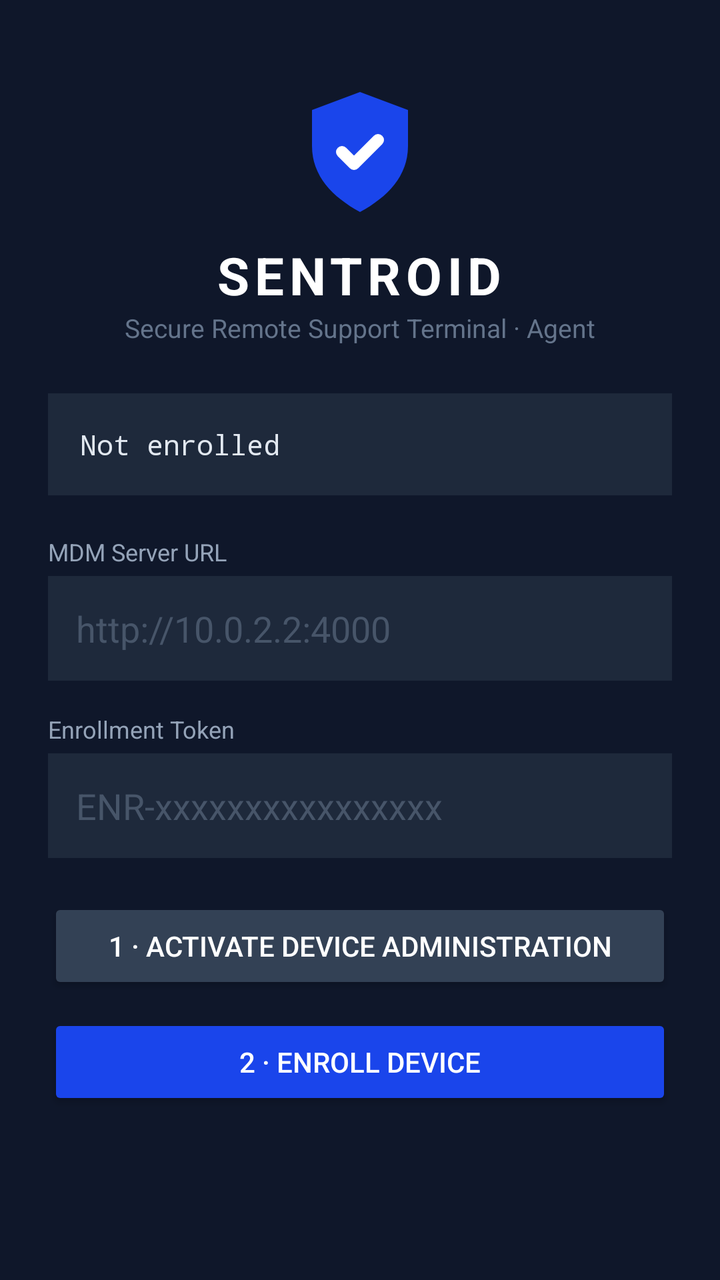
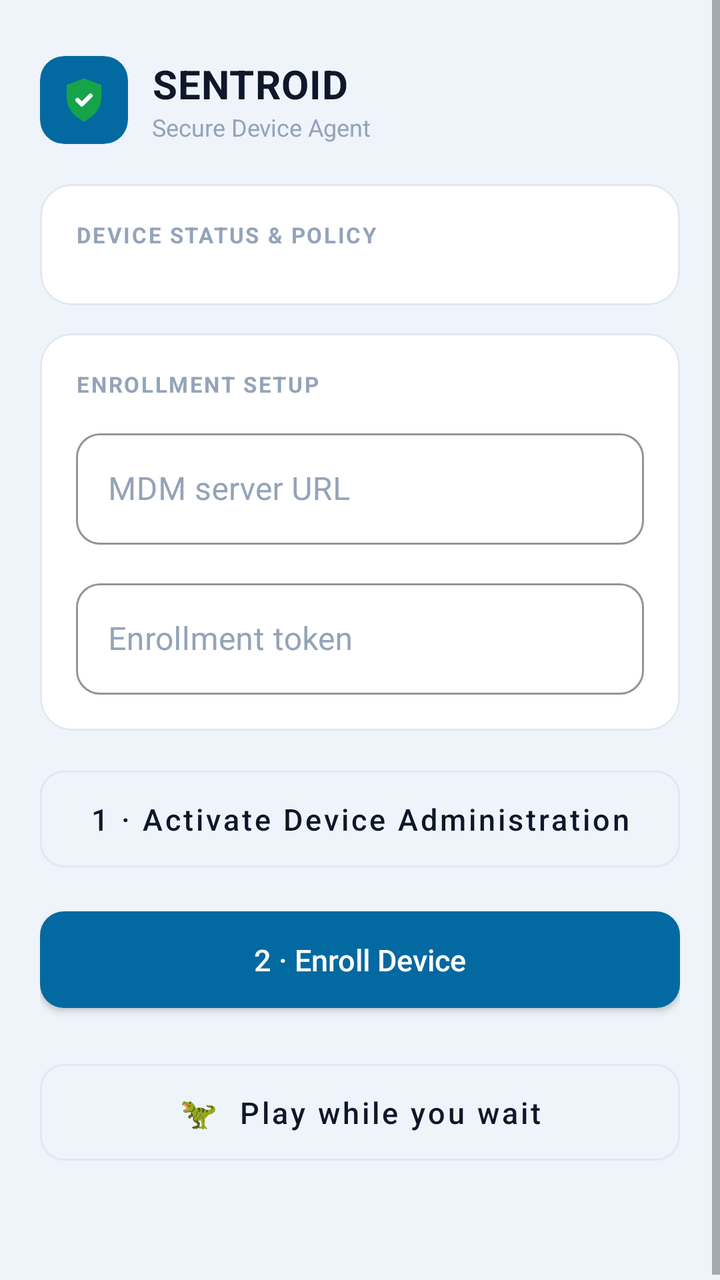

Screens rendered from an Android XML layout before and after an edit, with the pre-edit source and the edit as a unified diff.
<!-- AndroidManifest.xml: application theme Theme.Sentroid -->
<!-- res/layout/activity_main.xml -->
<?xml version="1.0" encoding="utf-8"?>
<ScrollView xmlns:android="http://schemas.android.com/apk/res/android"
    android:layout_width="match_parent"
    android:layout_height="match_parent"
    android:fillViewport="true"
    android:background="#0F172A">

    <LinearLayout
        android:layout_width="match_parent"
        android:layout_height="wrap_content"
        android:orientation="vertical"
        android:padding="24dp">

        <ImageView
            android:layout_width="72dp"
            android:layout_height="72dp"
            android:layout_gravity="center_horizontal"
            android:layout_marginTop="16dp"
            android:src="@drawable/ic_shield"
            android:contentDescription="@string/app_name" />

        <TextView
            android:layout_width="wrap_content"
            android:layout_height="wrap_content"
            android:layout_gravity="center_horizontal"
            android:layout_marginTop="8dp"
            android:text="@string/app_name"
            android:textColor="#FFFFFF"
            android:textSize="26sp"
            android:textStyle="bold"
            android:letterSpacing="0.1" />

        <TextView
            android:layout_width="wrap_content"
            android:layout_height="wrap_content"
            android:layout_gravity="center_horizontal"
            android:text="Secure Remote Support Terminal · Agent"
            android:textColor="#64748B"
            android:textSize="13sp" />

        
        <TextView
            android:id="@+id/statusText"
            android:layout_width="match_parent"
            android:layout_height="wrap_content"
            android:layout_marginTop="24dp"
            android:background="#1E293B"
            android:padding="16dp"
            android:text="Not enrolled"
            android:textColor="#E2E8F0"
            android:textSize="14sp"
            android:fontFamily="monospace" />

        <TextView
            android:layout_width="wrap_content"
            android:layout_height="wrap_content"
            android:layout_marginTop="20dp"
            android:text="MDM Server URL"
            android:textColor="#94A3B8"
            android:textSize="12sp" />

        <EditText
            android:id="@+id/serverInput"
            android:layout_width="match_parent"
            android:layout_height="wrap_content"
            android:layout_marginTop="4dp"
            android:background="#1E293B"
            android:padding="14dp"
            android:textColor="#FFFFFF"
            android:textColorHint="#475569"
            android:hint="http://10.0.2.2:4000"
            android:inputType="textUri"
            android:importantForAutofill="no" />

        <TextView
            android:layout_width="wrap_content"
            android:layout_height="wrap_content"
            android:layout_marginTop="16dp"
            android:text="Enrollment Token"
            android:textColor="#94A3B8"
            android:textSize="12sp" />

        <EditText
            android:id="@+id/tokenInput"
            android:layout_width="match_parent"
            android:layout_height="wrap_content"
            android:layout_marginTop="4dp"
            android:background="#1E293B"
            android:padding="14dp"
            android:textColor="#FFFFFF"
            android:textColorHint="#475569"
            android:hint="ENR-xxxxxxxxxxxxxxxx"
            android:inputType="textNoSuggestions"
            android:importantForAutofill="no" />

        <Button
            android:id="@+id/adminButton"
            android:layout_width="match_parent"
            android:layout_height="wrap_content"
            android:layout_marginTop="20dp"
            android:backgroundTint="#334155"
            android:text="1 · Activate Device Administration"
            android:textColor="#FFFFFF" />

        <Button
            android:id="@+id/enrollButton"
            android:layout_width="match_parent"
            android:layout_height="wrap_content"
            android:layout_marginTop="10dp"
            android:backgroundTint="#1A45EB"
            android:text="2 · Enroll Device"
            android:textColor="#FFFFFF" />

        <Button
            android:id="@+id/checkinButton"
            android:layout_width="match_parent"
            android:layout_height="wrap_content"
            android:layout_marginTop="10dp"
            android:backgroundTint="#334155"
            android:text="Force Check-in Now"
            android:textColor="#FFFFFF"
            android:visibility="gone" />

        <Button
            android:id="@+id/unenrollButton"
            android:layout_width="match_parent"
            android:layout_height="wrap_content"
            android:layout_marginTop="10dp"
            android:backgroundTint="#7F1D1D"
            android:text="Unenroll (leave management)"
            android:textColor="#FFFFFF"
            android:visibility="gone" />

        <TextView
            android:id="@+id/logText"
            android:layout_width="match_parent"
            android:layout_height="wrap_content"
            android:layout_marginTop="20dp"
            android:textColor="#64748B"
            android:textSize="12sp"
            android:fontFamily="monospace" />

    </LinearLayout>
</ScrollView>
<!-- resources referenced by this layout -->
<resources>
  <!-- drawable ic_shield (drawable) -->
  <vector xmlns:android="http://schemas.android.com/apk/res/android"
      android:width="48dp"
      android:height="48dp"
      android:viewportWidth="24"
      android:viewportHeight="24">
      <path
          android:fillColor="#1A45EB"
          android:pathData="M12,2L4,5v6c0,5 3.4,8.5 8,11 4.6,-2.5 8,-6 8,-11V5L12,2z" />
      <path
          android:strokeColor="#FFFFFF"
          android:strokeWidth="2"
          android:strokeLineCap="round"
          android:strokeLineJoin="round"
          android:pathData="M9,12l2,2 4,-4" />
  </vector>
  <string name="app_name">SENTROID</string>
  <style name="Theme.Sentroid" parent="Theme.MaterialComponents.DayNight.NoActionBar">
          <item name="colorPrimary">@color/brand</item>
          <item name="colorPrimaryDark">@color/brand_dark</item>
          <item name="colorAccent">@color/brand</item>
          <item name="android:statusBarColor">@color/brand_dark</item>
          <item name="android:windowBackground">@color/slate_950</item>
      </style>
  <color name="brand">#1A45EB</color>
  <color name="brand_dark">#0D1533</color>
  <color name="slate_950">#0F172A</color>
</resources>

<!-- the commit's change to res/layout/activity_main.xml (unified diff, before → after) -->
@@ -1,143 +1,263 @@
 <?xml version="1.0" encoding="utf-8"?>
 <ScrollView xmlns:android="http://schemas.android.com/apk/res/android"
+    xmlns:app="http://schemas.android.com/apk/res-auto"
     android:layout_width="match_parent"
     android:layout_height="match_parent"
     android:fillViewport="true"
-    android:background="#0F172A">
+    android:background="@color/bg_canvas">
 
     <LinearLayout
         android:layout_width="match_parent"
         android:layout_height="wrap_content"
         android:orientation="vertical"
-        android:padding="24dp">
-
-        <ImageView
-            android:layout_width="72dp"
-            android:layout_height="72dp"
-            android:layout_gravity="center_horizontal"
-            android:layout_marginTop="16dp"
-            android:src="@drawable/ic_shield"
-            android:contentDescription="@string/app_name" />
-
+        android:padding="20dp">
+
+        
+        <LinearLayout
+            android:layout_width="match_parent"
+            android:layout_height="wrap_content"
+            android:orientation="horizontal"
+            android:gravity="center_vertical"
+            android:paddingTop="8dp"
+            android:paddingBottom="20dp">
+
+            <com.google.android.material.card.MaterialCardView
+                android:layout_width="44dp"
+                android:layout_height="44dp"
+                app:cardBackgroundColor="@color/brand"
+                app:cardCornerRadius="12dp"
+                app:cardElevation="0dp">
+
+                <ImageView
+                    android:layout_width="26dp"
+                    android:layout_height="26dp"
+                    android:layout_gravity="center"
+                    android:src="@drawable/ic_shield"
+                    android:contentDescription="@string/app_name" />
+            </com.google.android.material.card.MaterialCardView>
+
+            <LinearLayout
+                android:layout_width="0dp"
+                android:layout_height="wrap_content"
+                android:layout_weight="1"
+                android:layout_marginStart="12dp"
+                android:orientation="vertical">
+
+                <TextView
+                    android:layout_width="wrap_content"
+                    android:layout_height="wrap_content"
+                    android:text="@string/app_name"
+                    android:textColor="@color/text_primary"
+                    android:textSize="20sp"
+                    android:textStyle="bold"
+                    android:letterSpacing="0.02" />
+
+                <TextView
+                    android:layout_width="wrap_content"
+                    android:layout_height="wrap_content"
+                    android:text="Secure Device Agent"
+                    android:textColor="@color/text_muted"
+                    android:textSize="12sp" />
+            </LinearLayout>
+        </LinearLayout>
+
+        
+        <com.google.android.material.card.MaterialCardView
+            android:id="@+id/identityCard"
+            style="@style/Sentroid.Card"
+            android:layout_width="match_parent"
+            android:layout_height="wrap_content"
+            android:layout_marginBottom="14dp"
+            android:visibility="gone">
+
+            <LinearLayout
+                android:layout_width="match_parent"
+                android:layout_height="wrap_content"
+                android:orientation="vertical"
+                android:gravity="center_horizontal"
+                android:paddingVertical="8dp">
+
+                <TextView
+                    android:id="@+id/identityName"
+                    android:layout_width="wrap_content"
+                    android:layout_height="wrap_content"
+                    android:text="Enrolled Device"
+                    android:textColor="@color/text_primary"
+                    android:textSize="20sp"
+                    android:textStyle="bold" />
+
+                <TextView
+                    android:id="@+id/identityStatus"
+                    android:layout_width="wrap_content"
+                    android:layout_height="wrap_content"
+                    android:layout_marginTop="6dp"
+                    android:text="Status: enrolled"
+                    android:textColor="@color/accent"
+                    android:textSize="14sp"
+                    android:textStyle="bold" />
+            </LinearLayout>
+        </com.google.android.material.card.MaterialCardView>
+
+        
+        <com.google.android.material.card.MaterialCardView
+            android:id="@+id/techStatusCard"
+            style="@style/Sentroid.Card"
+            android:layout_width="match_parent"
+            android:layout_height="wrap_content"
+            android:layout_marginBottom="14dp">
+
+            <LinearLayout
+                android:layout_width="match_parent"
+                android:layout_height="wrap_content"
+                android:orientation="vertical">
+
+                <TextView
+                    android:layout_width="wrap_content"
+                    android:layout_height="wrap_content"
+                    android:text="DEVICE STATUS &amp; POLICY"
+                    android:textColor="@color/text_muted"
+                    android:textSize="11sp"
+                    android:textStyle="bold"
+                    android:letterSpacing="0.08"
+                    android:layout_marginBottom="10dp" />
+
+                
+                <LinearLayout
+                    android:id="@+id/statusRows"
+                    android:layout_width="match_parent"
+                    android:layout_height="wrap_content"
+                    android:orientation="vertical" />
+            </LinearLayout>
+        </com.google.android.material.card.MaterialCardView>
+
+        
+        <com.google.android.material.card.MaterialCardView
+            android:id="@+id/setupCard"
+            style="@style/Sentroid.Card"
+            android:layout_width="match_parent"
+            android:layout_height="wrap_content"
+            android:layout_marginBottom="14dp">
+
+            <LinearLayout
+                android:layout_width="match_parent"
+                android:layout_height="wrap_content"
+                android:orientation="vertical">
+
+                <TextView
+                    android:layout_width="wrap_content"
+                    android:layout_height="wrap_content"
+                    android:text="ENROLLMENT SETUP"
+                    android:textColor="@color/text_muted"
+                    android:textSize="11sp"
+                    android:textStyle="bold"
+                    android:letterSpacing="0.08"
+                    android:layout_marginBottom="12dp" />
+
+                <com.google.android.material.textfield.TextInputLayout
+                    style="@style/Sentroid.TextInput"
+                    android:layout_width="match_parent"
+                    android:layout_height="wrap_content"
+                    android:hint="MDM server URL">
+
+                    <com.google.android.material.textfield.TextInputEditText
+                        android:id="@+id/serverInput"
+                        android:layout_width="match_parent"
+                        android:layout_height="wrap_content"
+                        android:inputType="textUri"
+                        android:textColor="@color/text_primary"
+                        android:importantForAutofill="no" />
+                </com.google.android.material.textfield.TextInputLayout>
+
+                <com.google.android.material.textfield.TextInputLayout
+                    style="@style/Sentroid.TextInput"
+                    android:layout_width="match_parent"
+                    android:layout_height="wrap_content"
+                    android:layout_marginTop="14dp"
+                    android:hint="Enrollment token">
+
+                    <com.google.android.material.textfield.TextInputEditText
+                        android:id="@+id/tokenInput"
+                        android:layout_width="match_parent"
+                        android:layout_height="wrap_content"
+                        android:inputType="textNoSuggestions"
+                        android:textColor="@color/text_primary"
+                        android:importantForAutofill="no" />
+                </com.google.android.material.textfield.TextInputLayout>
+            </LinearLayout>
+        </com.google.android.material.card.MaterialCardView>
+
+        
+        <LinearLayout
+            android:id="@+id/setupActionsGroup"
+            android:layout_width="match_parent"
+            android:layout_height="wrap_content"
+            android:orientation="vertical">
+
+            <com.google.android.material.button.MaterialButton
+                android:id="@+id/adminButton"
+                style="@style/Sentroid.Button.Outlined"
+                android:layout_width="match_parent"
+                android:layout_height="wrap_content"
+                android:text="1 · Activate Device Administration" />
+
+            <com.google.android.material.button.MaterialButton
+                android:id="@+id/enrollButton"
+                style="@style/Sentroid.Button.Primary"
+                android:layout_width="match_parent"
+                android:layout_height="wrap_content"
+                android:layout_marginTop="10dp"
+                android:text="2 · Enroll Device" />
+        </LinearLayout>
+
+        <com.google.android.material.button.MaterialButton
+            android:id="@+id/checkinButton"
+            style="@style/Sentroid.Button.Outlined"
+            android:layout_width="match_parent"
+            android:layout_height="wrap_content"
+            android:layout_marginTop="10dp"
+            android:text="Force Check-in Now"
+            android:visibility="gone" />
+
+        
         <TextView
+            android:id="@+id/managedNotice"
+            android:layout_width="match_parent"
+            android:layout_height="wrap_content"
+            android:layout_marginTop="18dp"
+            android:gravity="center_horizontal"
+            android:text="This device is under organizational management. Contact your administrator to make changes."
+            android:textColor="@color/text_muted"
+            android:textSize="11sp"
+            android:paddingHorizontal="12dp"
+            android:visibility="gone" />
+
+        <com.google.android.material.button.MaterialButton
+            android:id="@+id/reconfigureButton"
+            style="@style/Sentroid.Button.Text"
             android:layout_width="wrap_content"
             android:layout_height="wrap_content"
             android:layout_gravity="center_horizontal"
             android:layout_marginTop="8dp"
-            android:text="@string/app_name"
-            android:textColor="#FFFFFF"
-            android:textSize="26sp"
-            android:textStyle="bold"
-            android:letterSpacing="0.1" />
-
-        <TextView
-            android:layout_width="wrap_content"
-            android:layout_height="wrap_content"
-            android:layout_gravity="center_horizontal"
-            android:text="Secure Remote Support Terminal · Agent"
-            android:textColor="#64748B"
-            android:textSize="13sp" />
-
-        
-        <TextView
-            android:id="@+id/statusText"
-            android:layout_width="match_parent"
-            android:layout_height="wrap_content"
-            android:layout_marginTop="24dp"
-            android:background="#1E293B"
-            android:padding="16dp"
-            android:text="Not enrolled"
-            android:textColor="#E2E8F0"
-            android:textSize="14sp"
-            android:fontFamily="monospace" />
-
-        <TextView
-            android:layout_width="wrap_content"
-            android:layout_height="wrap_content"
-            android:layout_marginTop="20dp"
-            android:text="MDM Server URL"
-            android:textColor="#94A3B8"
-            android:textSize="12sp" />
-
-        <EditText
-            android:id="@+id/serverInput"
-            android:layout_width="match_parent"
-            android:layout_height="wrap_content"
-            android:layout_marginTop="4dp"
-            android:background="#1E293B"
-            android:padding="14dp"
-            android:textColor="#FFFFFF"
-            android:textColorHint="#475569"
-            android:hint="http://10.0.2.2:4000"
-            android:inputType="textUri"
-            android:importantForAutofill="no" />
-
-        <TextView
-            android:layout_width="wrap_content"
+            android:textColor="@color/text_muted"
+            android:text="IT setup / re-configure"
+            android:visibility="gone" />
+
+        <com.google.android.material.button.MaterialButton
+            android:id="@+id/playGameButton"
+            style="@style/Sentroid.Button.Outlined"
+            android:layout_width="match_parent"
             android:layout_height="wrap_content"
             android:layout_marginTop="16dp"
-            android:text="Enrollment Token"
-            android:textColor="#94A3B8"
-            android:textSize="12sp" />
-
-        <EditText
-            android:id="@+id/tokenInput"
-            android:layout_width="match_parent"
-            android:layout_height="wrap_content"
-            android:layout_marginTop="4dp"
-            android:background="#1E293B"
-            android:padding="14dp"
-            android:textColor="#FFFFFF"
-            android:textColorHint="#475569"
-            android:hint="ENR-xxxxxxxxxxxxxxxx"
-            android:inputType="textNoSuggestions"
-            android:importantForAutofill="no" />
-
-        <Button
-            android:id="@+id/adminButton"
-            android:layout_width="match_parent"
-            android:layout_height="wrap_content"
-            android:layout_marginTop="20dp"
-            android:backgroundTint="#334155"
-            android:text="1 · Activate Device Administration"
-            android:textColor="#FFFFFF" />
-
-        <Button
-            android:id="@+id/enrollButton"
-            android:layout_width="match_parent"
-            android:layout_height="wrap_content"
-            android:layout_marginTop="10dp"
-            android:backgroundTint="#1A45EB"
-            android:text="2 · Enroll Device"
-            android:textColor="#FFFFFF" />
-
-        <Button
-            android:id="@+id/checkinButton"
-            android:layout_width="match_parent"
-            android:layout_height="wrap_content"
-            android:layout_marginTop="10dp"
-            android:backgroundTint="#334155"
-            android:text="Force Check-in Now"
-            android:textColor="#FFFFFF"
-            android:visibility="gone" />
-
-        <Button
-            android:id="@+id/unenrollButton"
-            android:layout_width="match_parent"
-            android:layout_height="wrap_content"
-            android:layout_marginTop="10dp"
-            android:backgroundTint="#7F1D1D"
-            android:text="Unenroll (leave management)"
-            android:textColor="#FFFFFF"
-            android:visibility="gone" />
+            android:text="🦖  Play while you wait" />
 
         <TextView
             android:id="@+id/logText"
             android:layout_width="match_parent"
             android:layout_height="wrap_content"
             android:layout_marginTop="20dp"
-            android:textColor="#64748B"
+            android:textColor="@color/text_muted"
             android:textSize="12sp"
+            android:gravity="center_horizontal"
             android:fontFamily="monospace" />
 
     </LinearLayout>
<!-- resource entries referenced after the edit -->
@@ -1,5 +1,10 @@
 <!-- resources referenced by this layout -->
 <resources>
+  <color name="accent">#16A34A</color>
+  <color name="bg_canvas">#EEF4FA</color>
+  <color name="brand">#0369A1</color>
+  <color name="text_muted">#94A3B8</color>
+  <color name="text_primary">#0F172A</color>
   <!-- drawable ic_shield (drawable) -->
   <vector xmlns:android="http://schemas.android.com/apk/res/android"
       android:width="48dp"
@@ -7,7 +12,7 @@
       android:viewportWidth="24"
       android:viewportHeight="24">
       <path
-          android:fillColor="#1A45EB"
+          android:fillColor="#16A34A"
           android:pathData="M12,2L4,5v6c0,5 3.4,8.5 8,11 4.6,-2.5 8,-6 8,-11V5L12,2z" />
       <path
           android:strokeColor="#FFFFFF"
@@ -17,15 +22,59 @@
           android:pathData="M9,12l2,2 4,-4" />
   </vector>
   <string name="app_name">SENTROID</string>
-  <style name="Theme.Sentroid" parent="Theme.MaterialComponents.DayNight.NoActionBar">
+  <style name="Sentroid.Button.Outlined" parent="Widget.MaterialComponents.Button.OutlinedButton">
+          <item name="strokeColor">@color/surface_border</item>
+          <item name="android:textColor">@color/text_primary</item>
+          <item name="cornerRadius">12dp</item>
+          <item name="android:textAllCaps">false</item>
+          <item name="android:textSize">15sp</item>
+          <item name="android:paddingTop">14dp</item>
+          <item name="android:paddingBottom">14dp</item>
+      </style>
+  <style name="Sentroid.Button.Primary" parent="Widget.MaterialComponents.Button">
+          <item name="backgroundTint">@color/brand</item>
+          <item name="cornerRadius">12dp</item>
+          <item name="android:textAllCaps">false</item>
+          <item name="android:textSize">15sp</item>
+          <item name="android:letterSpacing">0</item>
+          <item name="android:paddingTop">14dp</item>
+          <item name="android:paddingBottom">14dp</item>
+      </style>
+  <style name="Sentroid.Button.Text" parent="Widget.MaterialComponents.Button.TextButton">
+          <item name="android:textColor">@color/danger</item>
+          <item name="android:textAllCaps">false</item>
+          <item name="android:textSize">13sp</item>
+      </style>
+  <style name="Sentroid.Card" parent="Widget.MaterialComponents.CardView">
+          <item name="cardBackgroundColor">@color/surface</item>
+          <item name="cardCornerRadius">16dp</item>
+          <item name="cardElevation">0dp</item>
+          <item name="strokeWidth">1dp</item>
+          <item name="strokeColor">@color/surface_border</item>
+          <item name="contentPadding">18dp</item>
+      </style>
+  <style name="Sentroid.TextInput" parent="Widget.MaterialComponents.TextInputLayout.OutlinedBox">
+          <item name="boxCornerRadiusTopStart">12dp</item>
+          <item name="boxCornerRadiusTopEnd">12dp</item>
+          <item name="boxCornerRadiusBottomStart">12dp</item>
+          <item name="boxCornerRadiusBottomEnd">12dp</item>
+          <item name="boxStrokeColor">@color/brand</item>
+          <item name="boxStrokeWidth">1dp</item>
+          <item name="hintTextColor">@color/brand</item>
+          <item name="android:textColorHint">@color/text_muted</item>
+      </style>
+  <style name="Theme.Sentroid" parent="Theme.MaterialComponents.Light.NoActionBar">
           <item name="colorPrimary">@color/brand</item>
           <item name="colorPrimaryDark">@color/brand_dark</item>
           <item name="colorAccent">@color/brand</item>
-          <item name="android:statusBarColor">@color/brand_dark</item>
-          <item name="android:windowBackground">@color/slate_950</item>
+          <item name="android:statusBarColor">@color/surface</item>
+          <item name="android:windowLightStatusBar" tools:targetApi="m">true</item>
+          <item name="android:windowBackground">@color/bg_canvas</item>
+          <item name="android:navigationBarColor">@color/surface</item>
       </style>
-  <color name="brand">#1A45EB</color>
-  <color name="brand_dark">#0D1533</color>
-  <color name="slate_950">#0F172A</color>
+  <color name="surface_border">#E2E8F0</color>
+  <color name="danger">#DC2626</color>
+  <color name="surface">#FFFFFF</color>
+  <color name="brand_dark">#075985</color>
 </resources>
 
